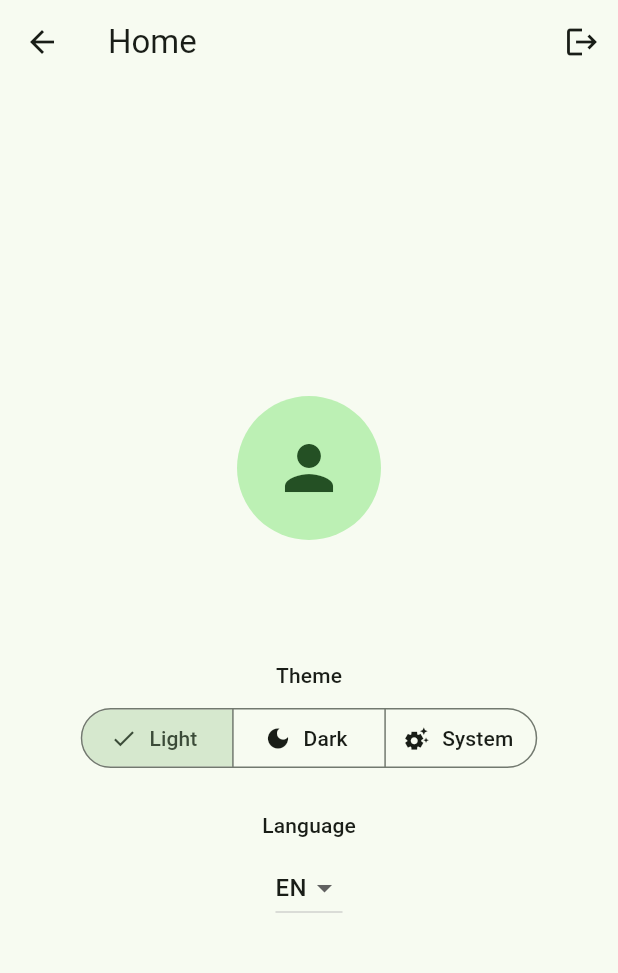
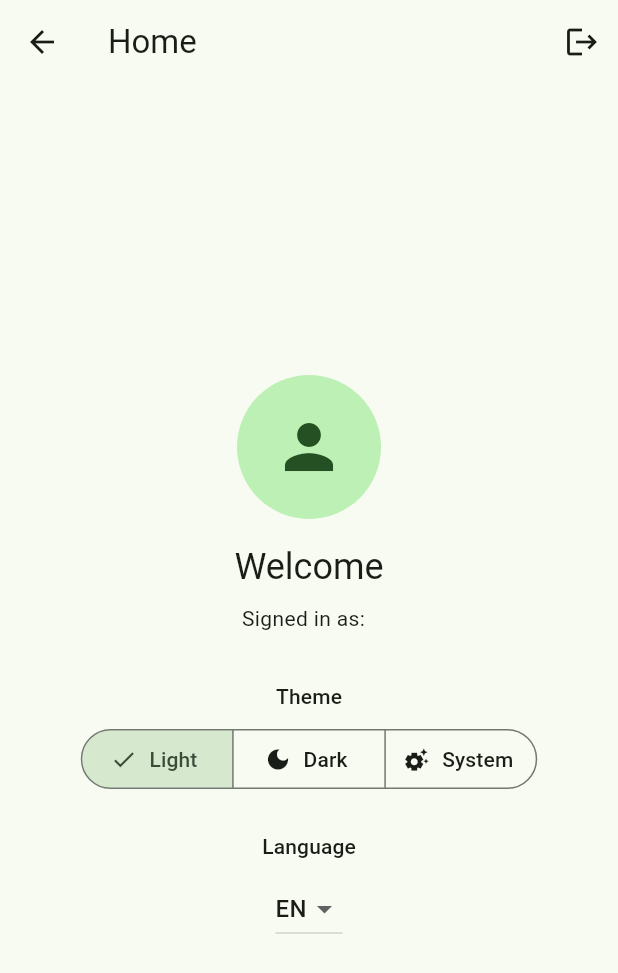
Before and after one commit to PoshFarmers/GreenYield, a Flutter app: the HomeScreen screen opened directly with empty values, after a tap on "Light", on a phone screen of 412 x 824 dp. Shown: the top 973 px of the screen. Run offline on Flutter 3.47's test engine with Material 3 defaults, Android fonts, the phone set to English and light mode, and no system bars; our stand-ins replace easy_localization, flutter_dotenv, flutter_riverpod, geocoding, geolocator, image_picker and 2 more; accounts and stored records are empty; network calls fail.

Commit message:
feat: updated home screen

```diff
--- a/lib/features/home/presentation/home_screen.dart
+++ b/lib/features/home/presentation/home_screen.dart
@@ -3,12 +3,14 @@ import 'package:flutter/material.dart';
 import 'package:flutter_riverpod/flutter_riverpod.dart';
 
 import '../../../core/auth/auth_providers.dart';
+import '../../../core/roles/role_profile_registry.dart';
 import '../../../core/storage/avatar_service.dart';
 import '../../../core/theme/theme_provider.dart';
 import '../../../models/profile.dart';
 
-/// Landing page for every signed-in user. Shows the profile's name and
-/// avatar, plus the existing theme/language controls.
+/// Placeholder landing page for every signed-in user, regardless of role.
+/// Also provides access to the role-specific profile, theme, and language
+/// settings.
 class HomeScreen extends ConsumerStatefulWidget {
   final Profile profile;
 
@@ -31,13 +33,20 @@ class _HomeScreenState extends ConsumerState<HomeScreen> {
 
   Future<void> _loadAvatar() async {
     final path = widget.profile.avatarUrl;
+
     if (path == null) return;
+
     try {
       final url = await _avatarService.signedUrl(path);
-      if (mounted) setState(() => _avatarSignedUrl = url);
+
+      if (mounted) {
+        setState(() {
+          _avatarSignedUrl = url;
+        });
+      }
     } catch (_) {
-      // Avatar failing to load isn't fatal — just fall back to the
-      // placeholder icon below.
+      // Avatar loading failure isn't fatal.
+      // The placeholder icon will be displayed instead.
     }
   }
 
@@ -45,6 +54,10 @@ class _HomeScreenState extends ConsumerState<HomeScreen> {
   Widget build(BuildContext context) {
     final themeMode = ref.watch(themeModeProvider);
     final profile = widget.profile;
+
+    final roleScreens = profile.activeRole != null
+        ? roleScreensRegistry[profile.activeRole]
+        : null;
 
     return Scaffold(
       appBar: AppBar(
@@ -73,17 +86,41 @@ class _HomeScreenState extends ConsumerState<HomeScreen> {
                       ? const Icon(Icons.person, size: 48)
                       : null,
                 ),
+
                 const SizedBox(height: 16),
+
                 Text(
-                  '${profile.firstName} ${profile.lastName}',
+                  'welcome'.tr(),
                   style: Theme.of(context).textTheme.headlineSmall,
                 ),
+
+                const SizedBox(height: 8),
+
+                Text(
+                  '${'signed_in_as'.tr()}: '
+                  '${profile.firstName} ${profile.lastName}',
+                  style: Theme.of(context).textTheme.bodyMedium,
+                ),
+
+                if (roleScreens != null) ...[
+                  const SizedBox(height: 16),
+                  OutlinedButton(
+                    onPressed: () => Navigator.of(
+                      context,
+                    ).push(MaterialPageRoute(builder: roleScreens.viewBuilder)),
+                    child: Text('my_profile'.tr()),
+                  ),
+                ],
+
                 const SizedBox(height: 32),
+
                 Text(
                   'toggle_theme'.tr(),
                   style: Theme.of(context).textTheme.labelLarge,
                 ),
+
                 const SizedBox(height: 8),
+
                 SegmentedButton<ThemeMode>(
                   segments: const [
                     ButtonSegment(
@@ -107,12 +144,16 @@ class _HomeScreenState extends ConsumerState<HomeScreen> {
                       .read(themeModeProvider.notifier)
                       .setThemeMode(s.first),
                 ),
+
                 const SizedBox(height: 24),
+
                 Text(
                   'language'.tr(),
                   style: Theme.of(context).textTheme.labelLarge,
                 ),
+
                 const SizedBox(height: 8),
+
                 DropdownButton<Locale>(
                   value: context.locale,
                   items: context.supportedLocales
@@ -124,7 +165,9 @@ class _HomeScreenState extends ConsumerState<HomeScreen> {
                       )
                       .toList(),
                   onChanged: (locale) {
-                    if (locale != null) context.setLocale(locale);
+                    if (locale != null) {
+                      context.setLocale(locale);
+                    }
                   },
                 ),
               ],
```
